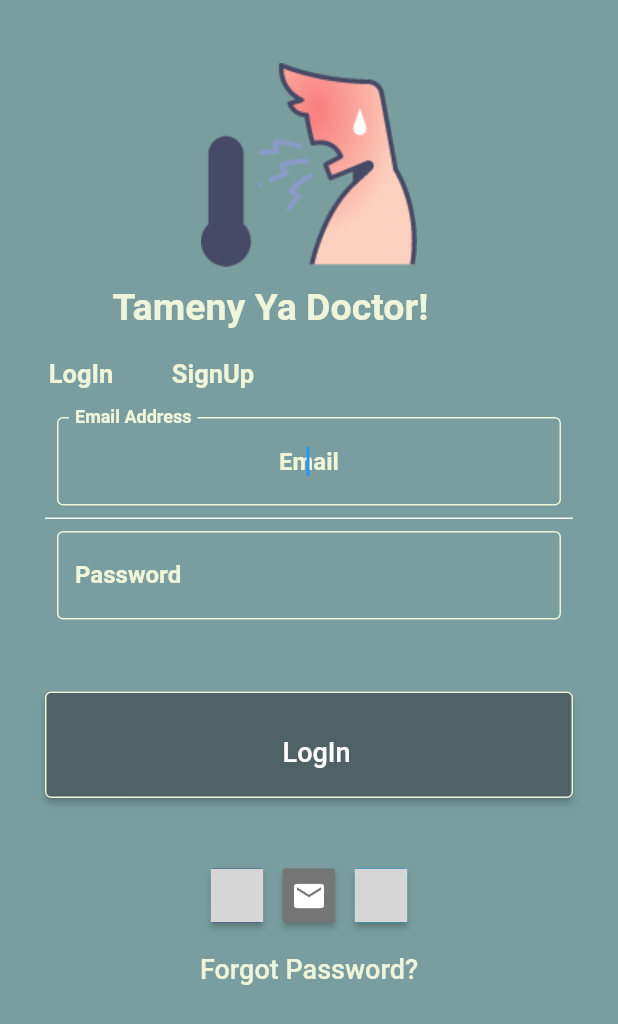
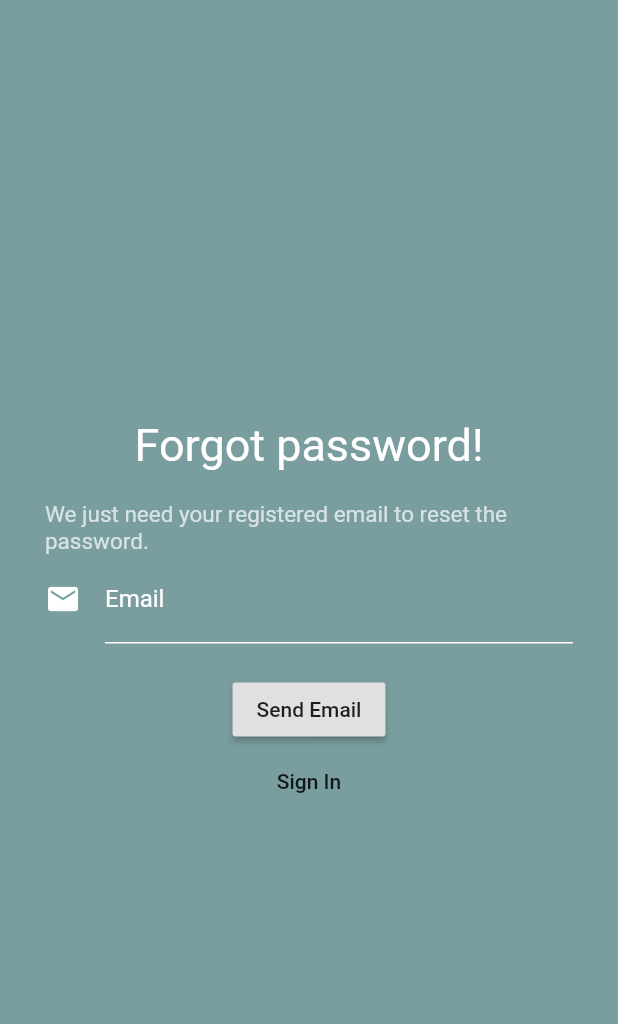
Before and after one commit to Aada21/The-modified-Chatbot-file-, a Flutter app: the LogIn screen opened by its route, after a tap on "Forgot Password?", on a phone screen of 412 x 824 dp. Shown: the top 1024 px of the screen. Run offline on Flutter 3.47's test engine with Material 2 defaults, Android fonts, the light colour scheme and no system bars; our stand-ins replace cloud_firestore, firebase_auth, firebase_core, firebase_storage, flutter_signin_button, flutter_spinkit and 3 more; missing offline and left inert: dialogflow_grpc, flutter_full_pdf_viewer, gender_selection, imagebutton, pattern_formatter, wc_form_validators; accounts and stored records are empty; network calls fail; project files that could hold a hidden picture were left out; grey boxes are pictures that could not be loaded.

Commit message:
beta version2

```diff
--- /dev/null
+++ b/lib/ForgotPassword.dart
@@ -0,0 +1,103 @@
+import 'package:flutter/material.dart';
+import 'package:firebase_auth/firebase_auth.dart';
+
+import 'ConfirmEmail.dart';
+import 'LogIn.dart';
+
+class ForgotPassword extends StatefulWidget {
+  static String id = 'forgot-password';
+  final String message =
+      "An email has just been sent to you, Click the link provided to complete password reset";
+
+  @override
+  _ForgotPasswordState createState() => _ForgotPasswordState();
+}
+
+class _ForgotPasswordState extends State<ForgotPassword> {
+  final _auth = FirebaseAuth.instance;
+
+  final _formKey = GlobalKey<FormState>();
+  String _email;
+
+  _passwordReset() async {
+    try {
+      _formKey.currentState.save();
+      final user = await _auth.sendPasswordResetEmail(email: _email);
+
+      Navigator.push(
+        context,
+        MaterialPageRoute(builder: (context) {
+          return ConfirmEmail(message: widget.message,);
+        }),
+      );
+    } catch (e) {
+      print(e);
+    }
+  }
+
+  @override
+  Widget build(BuildContext context) {
+    return Scaffold(
+      backgroundColor: Color.fromARGB(255, 122, 158, 159),
+      body: Form(
+        key: _formKey,
+        child: Padding(
+          padding: EdgeInsets.symmetric(horizontal: 30.0),
+          child: Column(
+            mainAxisAlignment: MainAxisAlignment.center,
+            children: [
+              Text('Forgot password!',
+          style: TextStyle(fontSize:30, color: Colors.white)),
+            SizedBox(height: 20,),
+              Center(
+                child: Text(
+                  'We just need your registered email to reset the password.',
+                  style: TextStyle(fontSize: 15, color: Colors.white70),
+                ),
+              ),
+              TextFormField(
+                onSaved: (newEmail) {
+                  _email = newEmail;
+                },
+                style: TextStyle(color: Colors.white),
+                decoration: InputDecoration(
+                  labelText: 'Email',
+                  icon: Icon(
+                    Icons.mail,
+                    color: Colors.white,
+                  ),
+                  errorStyle: TextStyle(color: Colors.white),
+                  labelStyle: TextStyle(color: Colors.white),
+                  hintStyle: TextStyle(color: Colors.white),
+                  focusedBorder: UnderlineInputBorder(
+                    borderSide: BorderSide(color: Colors.white),
+                  ),
+                  enabledBorder: UnderlineInputBorder(
+                    borderSide: BorderSide(color: Colors.white),
+                  ),
+                  errorBorder: UnderlineInputBorder(
+                    borderSide: BorderSide(color: Colors.white),
+                  ),
+                ),
+              ),
+              SizedBox(height: 20),
+              RaisedButton(
+                child: Text('Send Email'),
+                onPressed: () {
+                  _passwordReset();
+                  print(_email);
+                },
+              ),
+              FlatButton(
+                child: Text('Sign In'),
+                onPressed: () {
+                  Navigator.pushNamed(context, LogIn.id);
+                },
+              )
+            ],
+          ),
+        ),
+      ),
+    );
+  }
+}
--- a/lib/LogIn.dart
+++ b/lib/LogIn.dart
@@ -6,6 +6,7 @@ import 'package:flutter/material.dart';
 import 'package:flutter_signin_button/flutter_signin_button.dart';
 import 'package:profile_page/home_page.dart';
 import 'package:wc_form_validators/wc_form_validators.dart';
+import 'ForgotPassword.dart';
 import 'SignUp.dart';
 import 'package:get/get.dart';
 
@@ -56,7 +57,7 @@ class _LogInState extends State<LogIn> {
                     child: Container(
                       padding: EdgeInsets.fromLTRB(50, 0, 50, 0),
                       child: Text(
-                        'Tameny Ya Doctor!',
+                        'Doctor Bot',
                         style: TextStyle(
                             color: Color.fromARGB(255, 238, 245, 219),
                             fontWeight: FontWeight.bold,
@@ -220,7 +221,7 @@ class _LogInState extends State<LogIn> {
                                           fontWeight: FontWeight.bold)),
                                   validator: Validators.compose([
                                     Validators.required('Password is required'),
-                                    Validators.minLength(8, 'Characters are less than 8'),
+                                    Validators.minLength(6, 'Characters are less than 6'),
                                     Validators.maxLength(15, 'Characters are greater than 15'),
                                   ]),
                                 ),
@@ -278,7 +279,9 @@ class _LogInState extends State<LogIn> {
                         ),
                         FlatButton(
                           onPressed: ()  {
-
+                            Navigator.pushNamed(
+                                context,
+                                ForgotPassword.id);
                           },
                           child: Text(
                             'Forgot Password?',
--- a/lib/SplashScreen.dart
+++ b/lib/SplashScreen.dart
@@ -21,8 +21,7 @@ class _SplashScreenState extends State<SplashScreen> {
     Timer(Duration(seconds: 5), () {
           if(FirebaseAuth.instance.currentUser!=null)
           {
-            Navigator.of(context)
-                .pushReplacement(MaterialPageRoute(builder: (_) =>HomePage()));
+            Navigator.pushNamed(context, HomePage.id);
           }
           else
           {
--- a/lib/main.dart
+++ b/lib/main.dart
@@ -7,6 +7,8 @@ import 'package:profile_page/ProfilePage.dart';
 import 'package:profile_page/SignUp.dart';
 import 'package:profile_page/chatbot.dart';
 import 'package:wc_form_validators/wc_form_validators.dart';
+import 'ConfirmEmail.dart';
+import 'ForgotPassword.dart';
 import 'History.dart';
 import 'LogIn.dart';
 import 'SplashScreen.dart';
@@ -24,9 +26,8 @@ class DogBot extends StatelessWidget {
     return MaterialApp(
       // debugShowCheckedModeBanner: false,
       title: 'Home',
-
       debugShowCheckedModeBanner: false,
-      initialRoute: SignUp.id,
+      initialRoute: SplashScreen.id,
       routes: {
         SplashScreen.id: (context) => SplashScreen(),
         LogIn.id: (context) => LogIn(),
@@ -37,6 +38,8 @@ class DogBot extends StatelessWidget {
         HistoryPage.id: (context) => HistoryPage(),
         Drugs.id: (context) => Drugs(),
         AnimationList.id: (context) => AnimationList(),
+        ConfirmEmail.id: (context) => ConfirmEmail(),
+        ForgotPassword.id: (context) => ForgotPassword(),
       },
     );
   }
--- a/pubspec.yaml
+++ b/pubspec.yaml
@@ -44,6 +44,8 @@ dependencies:
   dialogflow_grpc: ^0.2.9
   intl: ^0.17.0
   gender_selection: "^0.0.8"
+  image_picker: ^0.8.1+3
+  firebase_storage: ^9.0.0
 
 
 
```
Also changed, not shown: lib/ConfirmEmail.dart (added, +92 -0 lines), lib/ProfilePage.dart (+21 -16 lines), lib/SignUp.dart (+61 -66 lines), lib/home_page.dart (+35 -3 lines), pubspec.lock, 1 other file.
